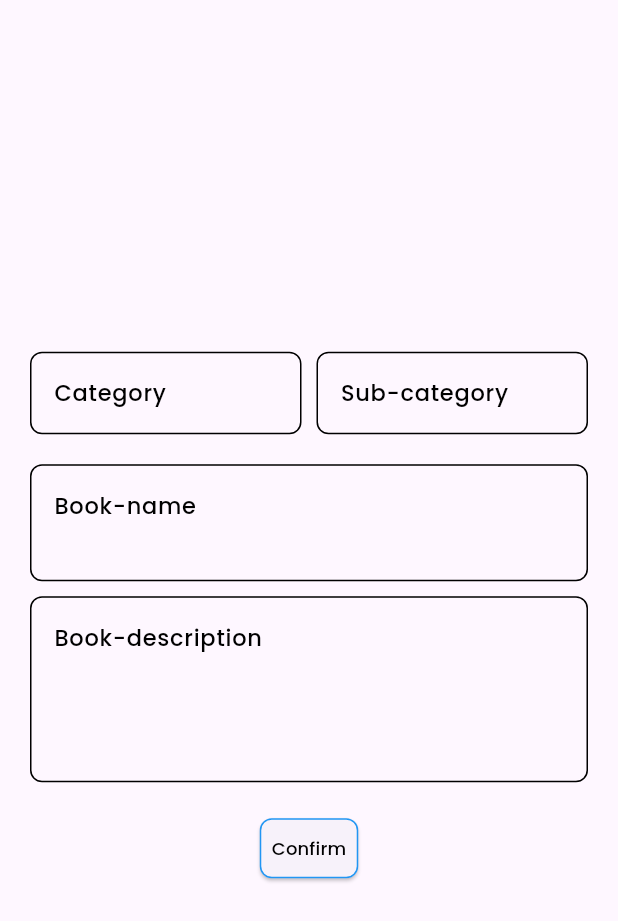
After one commit to David-999-david/riverpod-for-test-flutter-front, a Flutter app: the BottomNavBar screen opened by its route, after a tap on "add", on a phone screen of 412 x 824 dp. The commit adds this screen. Shown: the top 921 px of the screen. Run offline on Flutter 3.47's test engine with Material 3 defaults, Android fonts, the phone set to English and light mode, and no system bars; our stand-ins replace dio, email_validator, flutter_riverpod, flutter_secure_storage, flutter_spinkit, google_fonts and 4 more; accounts and stored records are empty; network calls fail.

Commit message:
now add book and fetch book for author is done , but in fetch need to make ui for show and need to test when added new book success , then back to fetch screen is there real time added new books with riverpod state

```diff
--- a/lib/api_url.dart
+++ b/lib/api_url.dart
@@ -18,4 +18,8 @@ class ApiUrl {
   static const checkSecret = '/author/sendOtp';
 
   static const authorOtp = '/author/verifyOtp';
+
+  static const createBook = '/author/createBook';
+
+  static const fetAllBook = '/author/allBook';
 }
--- /dev/null
+++ b/lib/data/book/model/book_model.dart
@@ -0,0 +1,85 @@
+class InsertBook {
+  final String category;
+  final String subCategory;
+  final String bookName;
+  final String bookDesc;
+
+  InsertBook(
+      {required this.category,
+      required this.subCategory,
+      required this.bookName,
+      required this.bookDesc});
+
+  Map<String, dynamic> toJson() {
+    return {
+      'category': category,
+      'subCategory': subCategory,
+      'name': bookName,
+      'description': bookDesc
+    };
+  }
+}
+
+class BookModel {
+  final String authorName;
+  final String category;
+  final String subCategory;
+  final Book book;
+
+  BookModel(
+      {required this.authorName,
+      required this.category,
+      required this.subCategory,
+      required this.book});
+
+  factory BookModel.fromJson(Map<String, dynamic> json) {
+    final book = json['book'] as Map<String, dynamic>;
+    return BookModel(
+        authorName: json['authorName'] as String,
+        category: json['categoryName'] as String,
+        subCategory: json['subCateName'] as String,
+        book: Book.fromJson(book));
+  }
+}
+
+class Book {
+  final int bookId;
+  final String bookName;
+  final String bookDesc;
+
+  Book({required this.bookId, required this.bookName, required this.bookDesc});
+
+  factory Book.fromJson(Map<String, dynamic> json) {
+    return Book(
+        bookId: json['id'] as int,
+        bookName: json['name'] as String,
+        bookDesc: json['description'] as String);
+  }
+}
+
+class ReturnBook {
+  final int bookId;
+  final String authorName;
+  final String category;
+  final String subCategory;
+  final String bookName;
+  final String bookDesc;
+
+  ReturnBook(
+      {required this.bookId,
+      required this.authorName,
+      required this.category,
+      required this.subCategory,
+      required this.bookName,
+      required this.bookDesc});
+
+  factory ReturnBook.fromJson(Map<String, dynamic> json) {
+    return ReturnBook(
+        bookId: json['bookId'] as int,
+        authorName: json['authorName'] as String,
+        category: json['category'] as String,
+        subCategory: json['subCategory'] as String,
+        bookName: json['bookName'] as String,
+        bookDesc: json['bookDesc'] as String);
+  }
+}
--- /dev/null
+++ b/lib/data/book/remote/book_remote.dart
@@ -0,0 +1,46 @@
+import 'package:dio/dio.dart';
+import 'package:riverpod_test/api_url.dart';
+import 'package:riverpod_test/data/book/model/book_model.dart';
+import 'package:riverpod_test/dio_client.dart';
+
+class BookRemote {
+  final Dio _dio = DioClient.dio;
+
+  Future<BookModel> insertBook(InsertBook book) async {
+    try {
+      final response = await _dio.post(ApiUrl.createBook, data: book.toJson());
+
+      final status = response.statusCode!;
+
+      if (status >= 200 && status < 300) {
+        final data = response.data['data'] as Map<String, dynamic>;
+
+        return BookModel.fromJson(data);
+      } else {
+        throw Exception(
+            'Error => status=$status, message : ${response.data['message']}');
+      }
+    } on DioException catch (e) {
+      throw Exception('${e.response!.data['message']}');
+    }
+  }
+
+  Future<List<ReturnBook>> fetchAllBooksAuthor() async {
+    try {
+      final response = await _dio.get(ApiUrl.fetAllBook);
+
+      final status = response.statusCode!;
+
+      if (status >= 200 && status < 300) {
+        final data = response.data['data'] as List<dynamic>;
+
+        return data.map((b) => ReturnBook.fromJson(b)).toList();
+      } else {
+        throw Exception(
+            'Error => status=$status, message : ${response.data['message']}');
+      }
+    } on DioException catch (e) {
+      throw Exception('${e.response!.data['message']}');
+    }
+  }
+}
--- a/lib/presentation/auth/register/register_screen.dart
+++ b/lib/presentation/auth/register/register_screen.dart
@@ -7,6 +7,7 @@ import 'package:riverpod_test/main.dart' show appnavigator;
 import 'package:riverpod_test/presentation/auth/login/login_screen.dart';
 import 'package:riverpod_test/presentation/auth/login/state/login_provider.dart';
 import 'package:riverpod_test/presentation/auth/register/state/register_provider.dart';
+import 'package:riverpod_test/presentation/bottom_nav_bar/bottom_nav_bar.dart';
 import 'package:riverpod_test/presentation/home/home_screen.dart';
 import 'package:riverpod_test/theme/app_text_style.dart';
 
@@ -30,7 +31,7 @@ class _RegisterScreenState extends ConsumerState<RegisterScreen> {
     ref.listen<AsyncValue<void>>(registerProvider, (pref, next) {
       next.when(
           data: (_) {
-            appnavigator.pushReplacement(HomeScreen(), null);
+            appnavigator.pushReplacement(BottomNavBar(), null);
           },
           error: (error, _) {
             final message =
--- a/lib/presentation/bottom_nav_bar/bottom_nav_bar.dart
+++ b/lib/presentation/bottom_nav_bar/bottom_nav_bar.dart
@@ -3,25 +3,46 @@ import 'package:flutter_riverpod/flutter_riverpod.dart';
 import 'package:riverpod_test/presentation/bottom_nav_bar/state/nav_provider.dart';
 import 'package:riverpod_test/presentation/filter/filter.dart';
 import 'package:riverpod_test/presentation/home/home_screen.dart';
+import 'package:riverpod_test/presentation/home/state/book_provider.dart';
 import 'package:riverpod_test/presentation/search_screen/search.dart';
 import 'package:riverpod_test/presentation/setting/setting.dart';
 import 'package:riverpod_test/routes/routes.dart';
 
-class BottomNavBar extends ConsumerWidget {
-  BottomNavBar({super.key});
+class BottomNavBar extends ConsumerStatefulWidget {
+  const BottomNavBar({super.key, this.initialIndex = 0});
 
+  final int initialIndex;
+
+  @override
+  ConsumerState<ConsumerStatefulWidget> createState() => _BottomNavBarState();
+}
+
+class _BottomNavBarState extends ConsumerState<BottomNavBar> {
   final List<Widget> _screen = [HomeScreen(), Search(), Filter(), Setting()];
 
   @override
-  Widget build(BuildContext context, WidgetRef ref) {
+  void initState() {
+    super.initState();
+    WidgetsBinding.instance.addPostFrameCallback(
+        (_) => ref.read(navProvider.notifier).setIndex(widget.initialIndex));
+  }
+
+  @override
+  Widget build(BuildContext context) {
     final index = ref.watch(navProvider);
 
     return Scaffold(
-      body: _screen[index],
+      body: IndexedStack(
+        index: index,
+        children: _screen,
+      ),
       bottomNavigationBar: NavigationBar(
         selectedIndex: index,
         onDestinationSelected: (value) {
           ref.read(navProvider.notifier).setIndex(value);
+          if (value == 0) {
+            ref.read(bookfetchProvider.notifier).fetchAll();
+          }
         },
         destinations: [
           NavigationDestination(icon: Icon(Icons.home), label: 'Home'),
--- /dev/null
+++ b/lib/presentation/home/add/create_book.dart
@@ -0,0 +1,136 @@
+import 'package:flutter/material.dart';
+import 'package:flutter_riverpod/flutter_riverpod.dart';
+import 'package:flutter_spinkit/flutter_spinkit.dart';
+import 'package:riverpod_test/data/book/model/book_model.dart';
+import 'package:riverpod_test/main.dart';
+import 'package:riverpod_test/presentation/home/state/book_provider.dart';
+import 'package:riverpod_test/theme/app_text_style.dart';
+
+class CreateBook extends ConsumerStatefulWidget {
+  const CreateBook({super.key});
+
+  @override
+  ConsumerState<ConsumerStatefulWidget> createState() => _CreateBookState();
+}
+
+class _CreateBookState extends ConsumerState<CreateBook> {
+  final GlobalKey<FormState> key = GlobalKey<FormState>();
+
+  final FocusNode node = FocusNode();
+
+  late final TextEditingController category;
+  late final TextEditingController subCategory;
+  late final TextEditingController bookName;
+  late final TextEditingController bookDesc;
+
+  @override
+  void initState() {
+    super.initState();
+    category = TextEditingController();
+    subCategory = TextEditingController();
+    bookName = TextEditingController();
+    bookDesc = TextEditingController();
+  }
+
+  @override
+  Widget build(BuildContext context) {
+    ref.listen<AsyncValue<BookModel?>>(bookCreateProvider, (prev, next) {
+      next.when(
+          data: (book) {
+            ScaffoldMessenger.of(context)
+                .showSnackBar(SnackBar(content: Text('A new book created')));
+            appnavigator.pop();
+          },
+          error: (error, _) {
+            ScaffoldMessenger.of(context)
+                .showSnackBar(SnackBar(content: Text(error.toString())));
+          },
+          loading: () {});
+    });
+
+    final createState = ref.watch(bookCreateProvider);
+
+    return Scaffold(
+      body: Center(
+        child: Form(
+            key: key,
+            child: Padding(
+              padding: const EdgeInsets.symmetric(horizontal: 20),
+              child: Column(
+                mainAxisAlignment: MainAxisAlignment.center,
+                children: [
+                  Row(
+                    mainAxisSize: MainAxisSize.min,
+                    mainAxisAlignment: MainAxisAlignment.spaceBetween,
+                    children: [
+                      Expanded(child: _textformfield(category, 'Category', 1)),
+                      SizedBox(
+                        width: 10,
+                      ),
+                      Expanded(
+                          child:
+                              _textformfield(subCategory, 'Sub-category', 1)),
+                    ],
+                  ),
+                  SizedBox(
+                    height: 20,
+                  ),
+                  _textformfield(bookName, 'Book-name', 2),
+                  SizedBox(
+                    height: 10,
+                  ),
+                  _textformfield(bookDesc, 'Book-description', 4),
+                  SizedBox(
+                    height: 20,
+                  ),
+                  createState.isLoading
+                      ? SpinKitDualRing(
+                          color: Colors.yellow,
+                          size: 20,
+                        )
+                      : ElevatedButton(
+                          style: ElevatedButton.styleFrom(
+                              padding: EdgeInsets.symmetric(
+                                  horizontal: 8, vertical: 3),
+                              shape: RoundedRectangleBorder(
+                                  borderRadius: BorderRadius.circular(8)),
+                              side: BorderSide(color: Colors.blue)),
+                          onPressed: () {
+                            ref.read(bookCreateProvider.notifier).createBook(
+                                InsertBook(
+                                    category: category.text.trim(),
+                                    subCategory: subCategory.text.trim(),
+                                    bookName: bookName.text.trim(),
+                                    bookDesc: bookDesc.text.trim()));
+                          },
+                          child: Text(
+                            'Confirm',
+                            style: 12.sp(),
+                          ))
+                ],
+              ),
+            )),
+      ),
+    );
+  }
+}
+
+Widget _textformfield(TextEditingController ctrl, String hint, int maxLine) {
+  return TextFormField(
+    controller: ctrl,
+    maxLines: maxLine,
+    style: 15.sp(),
+    decoration: InputDecoration(
+        hintText: hint,
+        hintStyle: 15.sp(),
+        border: OutlineInputBorder(
+            borderRadius: BorderRadius.circular(8),
+            borderSide: BorderSide(color: Colors.black)),
+        focusedBorder: OutlineInputBorder(
+            borderRadius: BorderRadius.circular(8),
+            borderSide: BorderSide(color: Colors.blue)),
+        enabledBorder: OutlineInputBorder(
+            borderRadius: BorderRadius.circular(8),
+            borderSide: BorderSide(color: Colors.black))),
+  );
+}
--- a/lib/presentation/home/home_screen.dart
+++ b/lib/presentation/home/home_screen.dart
@@ -1,13 +1,84 @@
 import 'package:flutter/material.dart';
+import 'package:flutter_riverpod/flutter_riverpod.dart';
+import 'package:flutter_spinkit/flutter_spinkit.dart';
+import 'package:riverpod_test/main.dart';
+import 'package:riverpod_test/presentation/home/add/create_book.dart';
+import 'package:riverpod_test/presentation/home/state/book_form_notifier.dart';
+import 'package:riverpod_test/presentation/home/state/book_provider.dart';
+import 'package:riverpod_test/theme/app_text_style.dart';
 
-class HomeScreen extends StatelessWidget {
+class HomeScreen extends ConsumerStatefulWidget {
   const HomeScreen({super.key});
 
   @override
+  ConsumerState<ConsumerStatefulWidget> createState() => _HomeScreenState();
+}
+
+class _HomeScreenState extends ConsumerState {
+  // @override
+  // void initState() {
+  //   super.initState();
+  //   WidgetsBinding.instance.addPostFrameCallback((_) {
+  //     ref.read(boolfetchProvider.notifier).fetchAll();
+  //   });
+  // }
+
+  @override
   Widget build(BuildContext context) {
+    final fetchState = ref.watch(bookfetchProvider);
+    final book = fetchState.value;
     return Scaffold(
-      body: Center(
-        child: Text('Home'),
+      body: CustomScrollView(
+        slivers: [
+          SliverAppBar(
+            expandedHeight: 300,
+            pinned: true,
+            flexibleSpace: FlexibleSpaceBar(
+              background: Stack(
+                fit: StackFit.expand,
+                children: [
+                  Image.asset(
+                    'assets/images/author.png',
+                    fit: BoxFit.cover,
+                  ),
+                  DecoratedBox(
+                      decoration: BoxDecoration(
+                          gradient: LinearGradient(colors: [
+                    Color(0xff3C3B3F).withOpacity(0.2),
+                    Color(0xff605C3C).withOpacity(0.1)
+                  ], begin: Alignment.topCenter, end: Alignment.bottomCenter))),
+                  fetchState.isLoading
+                      ? SpinKitDualRing(
+                          color: Colors.white,
+                          size: 22,
+                        )
+                      : book != null && book.isNotEmpty
+                          ? Positioned(
+                              left: 20,
+                              bottom: 10,
+                              child: Text(
+                                book.first.authorName,
+                                style: 17.sp(color: Colors.white),
+                              ))
+                          : Positioned(
+                              left: 20,
+                              bottom: 10,
+                              child: Text(
+                                'No Book is here',
+                                style: 17.sp(color: Colors.white),
+                              ))
+                ],
+              ),
+            ),
+          ),
+          SliverToBoxAdapter(
+            child: ElevatedButton(
+                onPressed: () {
+                  appnavigator.push(CreateBook());
+                },
+                child: Text('add')),
+          )
+        ],
       ),
     );
   }
--- /dev/null
+++ b/lib/presentation/home/state/book_form_notifier.dart
@@ -0,0 +1,18 @@
+import 'package:flutter_riverpod/flutter_riverpod.dart';
+import 'package:riverpod_test/data/book/model/book_model.dart';
+import 'package:riverpod_test/data/book/remote/book_remote.dart';
+
+class BookFormNotifier extends StateNotifier<AsyncValue<BookModel?>> {
+  BookFormNotifier() : super(AsyncValue.data(null));
+
+  Future<void> createBook(InsertBook book) async {
+    state = AsyncValue.loading();
+    // try {
+    //   final createdBook = await BookRemote().insertBook(book);
+    //   state = AsyncValue.data(createdBook);
+    // } catch (e, s) {
+    //   state = AsyncValue.error(e, s);
+    // }
+    state = await AsyncValue.guard(() => BookRemote().insertBook(book));
+  }
+}
--- /dev/null
+++ b/lib/presentation/home/state/book_list_notifier.dart
@@ -0,0 +1,20 @@
+import 'package:flutter_riverpod/flutter_riverpod.dart';
+import 'package:riverpod_test/data/book/model/book_model.dart';
+import 'package:riverpod_test/data/book/remote/book_remote.dart';
+
+class BookListNotifier extends StateNotifier<AsyncValue<List<ReturnBook>>> {
+  BookListNotifier() : super(AsyncValue.loading()) {
+    fetchAll();
+  }
+
+  Future<void> fetchAll() async {
+    state = AsyncValue.loading();
+    // try {
+    //   final bookList = await BookRemote().fetchAllBooksAuthor();
+    //   state = AsyncValue.data(bookList);
+    // } catch (e, s) {
+    //   state = AsyncValue.error(e, s);
+    // }
+    state = await AsyncValue.guard(() => BookRemote().fetchAllBooksAuthor());
+  }
+}
--- /dev/null
+++ b/lib/presentation/home/state/book_provider.dart
@@ -0,0 +1,11 @@
+import 'package:flutter_riverpod/flutter_riverpod.dart';
+import 'package:riverpod_test/data/book/model/book_model.dart';
+import 'package:riverpod_test/presentation/home/state/book_form_notifier.dart';
+import 'package:riverpod_test/presentation/home/state/book_list_notifier.dart';
+
+final bookCreateProvider =
+    StateNotifierProvider<BookFormNotifier, AsyncValue<BookModel?>>(
+        (ref) => BookFormNotifier());
+
+final bookfetchProvider = StateNotifierProvider.autoDispose<BookListNotifier,
+    AsyncValue<List<ReturnBook>>>((ref) => BookListNotifier());
--- a/lib/presentation/setting/upgrade_author/check_otp/author_otp_verify.dart
+++ b/lib/presentation/setting/upgrade_author/check_otp/author_otp_verify.dart
@@ -3,6 +3,7 @@ import 'package:flutter_riverpod/flutter_riverpod.dart';
 import 'package:flutter_spinkit/flutter_spinkit.dart';
 import 'package:pinput/pinput.dart';
 import 'package:riverpod_test/main.dart';
+import 'package:riverpod_test/presentation/setting/state/user_provider.dart';
 import 'package:riverpod_test/presentation/setting/upgrade_author/check_otp/state/author_otp_provider.dart';
 import 'package:riverpod_test/theme/app_text_style.dart';
 
@@ -45,6 +46,7 @@ class _AuthorOtpVerifyState extends ConsumerState<AuthorOtpVerify> {
             appnavigator.pop();
             ScaffoldMessenger.of(context).showSnackBar(SnackBar(
                 content: Text('Upgrade to Author success! Have fun😎')));
+            ref.read(userProvider.notifier).getInfo();
           },
           error: (error, _) {
             appnavigator.pop();
--- a/lib/presentation/setting/upgrade_author/check_otp/state/author_otp_provider.dart
+++ b/lib/presentation/setting/upgrade_author/check_otp/state/author_otp_provider.dart
@@ -4,5 +4,3 @@ import 'package:riverpod_test/presentation/setting/upgrade_author/check_otp/stat
 final verifyAuthorOtpProvider =
     StateNotifierProvider<AuthorOtpNotifier, AsyncValue<void>>(
         (ref) => AuthorOtpNotifier());
-
-final ve
--- a/pubspec.yaml
+++ b/pubspec.yaml
@@ -74,6 +74,7 @@ flutter:
     - assets/images/cool2.png
     - assets/images/psw.png
     - assets/images/cool3.png
+    - assets/images/author.png
 
   # An image asset can refer to one or more resolution-specific "variants", see
   # https://flutter.dev/to/resolution-aware-images
```
Also changed, not shown: lib/presentation/address/address.dart (+7 -1 lines), assets/images/author.png (added).
